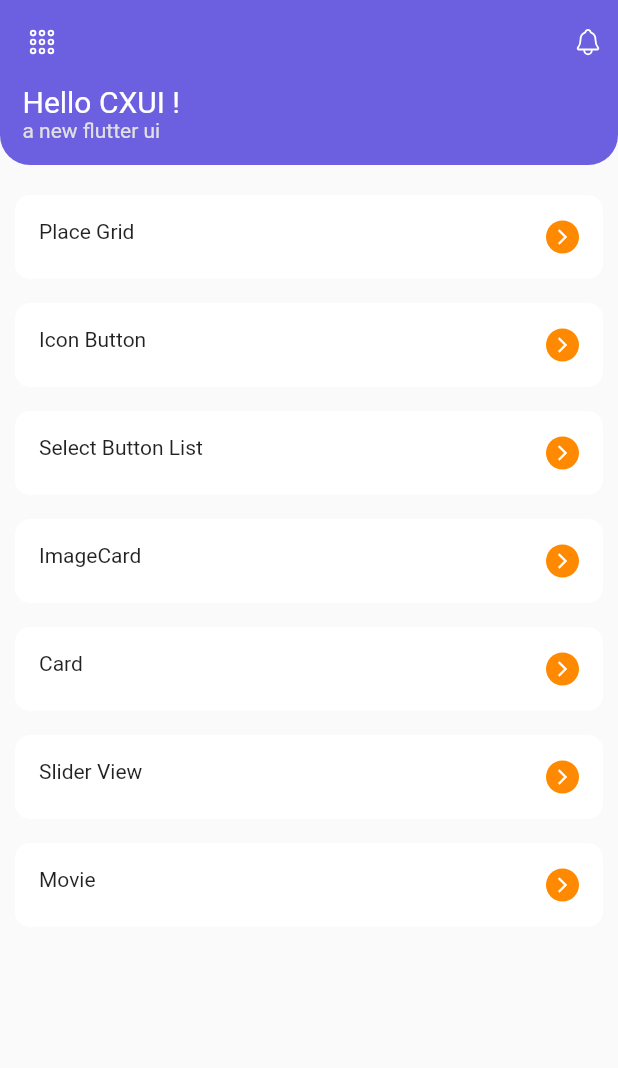
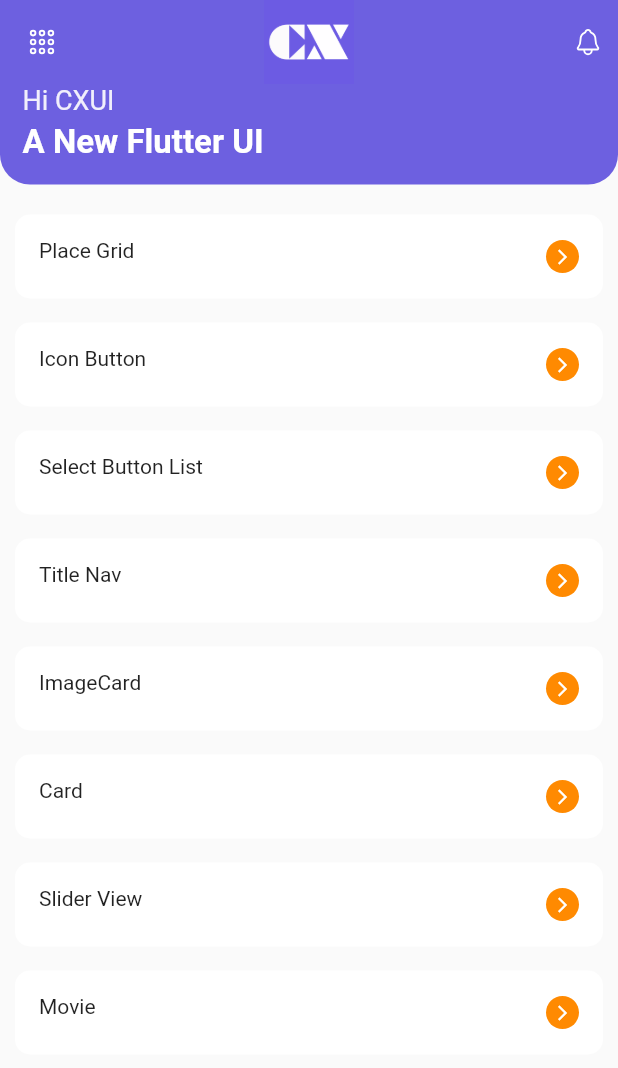
Before and after one commit to keep2zero/flutter_cxui, a Flutter app: the screen it shows after launch, on a phone screen of 412 x 824 dp. Shown: the top 1068 px of the screen. Run offline on Flutter 3.47's test engine with Material 2 defaults, Android fonts, the phone set to English and light mode, and no system bars; our stand-ins replace ionicons.

Commit message:
feat: 优化title_nav

```diff
--- a/lib/main.dart
+++ b/lib/main.dart
@@ -6,6 +6,7 @@ import 'package:flutter_cxui/pages/page_card.dart';
 import 'package:flutter_cxui/pages/page_icon_button.dart';
 import 'package:flutter_cxui/pages/page_place_grid.dart';
 import 'package:flutter_cxui/pages/page_select_button_list.dart';
+import 'package:flutter_cxui/pages/page_title_nav.dart';
 import 'package:ionicons/ionicons.dart';
 
 import 'pages/page_image_card.dart';
@@ -50,13 +51,14 @@ class MyApp extends StatelessWidget {
 
       // },
       routes: {
-        "/place_grid": (context) => PagePlaceGrid(),
-        "/icon_button": (context) => PageIconButton(),
+        "/place_grid": (context) => const PagePlaceGrid(),
+        "/icon_button": (context) => const PageIconButton(),
         "/select_button_list": (context) => const PageSelectButtonList(),
         "/image_card": (context) => const PageImageCard(),
+        "/title_nav": (context) => const PageTitleNav(),
         "/card": (context) => const PageCard(),
-        "/app/movie/home": (context) => PageMovieHome(),
-        "/app/movie/item": (context) => PageMovieItem(),
+        "/app/movie/home": (context) => const PageMovieHome(),
+        "/app/movie/item": (context) => const PageMovieItem(),
       },
       title: 'CXUI',
 
@@ -88,6 +90,7 @@ class _MyHomePageState extends State<MyHomePage> {
     RouteItem("/place_grid", "Place Grid"),
     RouteItem("/icon_button", "Icon Button"),
     RouteItem("/select_button_list", "Select Button List"),
+    RouteItem("/title_nav", "Title Nav"),
     RouteItem("/image_card", "ImageCard"),
     RouteItem("/card", "Card"),
     RouteItem("/slider_view", "Slider View"),
@@ -102,8 +105,11 @@ class _MyHomePageState extends State<MyHomePage> {
         backgroundColor: CxConfig.primary,
         clipBehavior: Clip.antiAlias,
         leading: const Icon(Ionicons.apps_outline, size: 20),
-
-        title: Text(widget.title),
+        centerTitle: true,
+        title: Image.asset(
+          "assets/img/cx-logo.png",
+          width: 60,
+        ),
         actions: const [
           Icon(
             Ionicons.notifications_outline,
@@ -129,20 +135,31 @@ class _MyHomePageState extends State<MyHomePage> {
                   bottomRight: Radius.circular(20),
                 ),
               ),
-              child: Column(
+              child: Row(
+                children: [
+                  Column(
                     crossAxisAlignment: CrossAxisAlignment.start,
                     mainAxisAlignment: MainAxisAlignment.center,
                     children: [
-                  const Text(
-                    "Hello CXUI !",
+                      Text(
+                        "Hi CXUI",
                         style: TextStyle(
-                      fontSize: 20,
-                      color: Colors.white,
+                          fontSize: 18,
+                          color: Colors.white.withAlpha(230),
                         ),
                       ),
+                      const SizedBox(
+                        height: 5,
+                      ),
                       Text(
-                    "a new flutter ui",
-                    style: TextStyle(color: Colors.grey[300]),
+                        "A New Flutter UI",
+                        style: TextStyle(
+                          color: CxConfig.white,
+                          fontWeight: FontWeight.bold,
+                          fontSize: 22,
+                        ),
+                      ),
+                    ],
                   ),
                 ],
               ),
--- a/lib/pages/page_icon_button.dart
+++ b/lib/pages/page_icon_button.dart
@@ -16,7 +16,9 @@ class PageIconButton extends StatelessWidget {
       appBar: AppBar(
         title: const Text("Icon Button"),
       ),
-      body: buildBody(context),
+      body: SingleChildScrollView(
+        child: buildBody(context),
+      ),
     );
   }
 
--- a/lib/pages/page_select_button_list.dart
+++ b/lib/pages/page_select_button_list.dart
@@ -18,7 +18,8 @@ class _PageSelectButtonListState extends State<PageSelectButtonList> {
       appBar: AppBar(
         title: const Text("Select Button List"),
       ),
-      body: Column(
+      body: SingleChildScrollView(
+        child: Column(
           children: [
             CxCard(
               margin: const EdgeInsets.all(10),
@@ -57,6 +58,7 @@ class _PageSelectButtonListState extends State<PageSelectButtonList> {
               ),
             ),
           ],
+        ),
       ),
     );
   }
--- a/pubspec.yaml
+++ b/pubspec.yaml
@@ -62,6 +62,7 @@ flutter:
   # To add assets to your application, add an assets section, like this:
   assets:
       - assets/img/card-img-01.jpg
+      - assets/img/cx-logo.png
   #   - images/a_dot_ham.jpeg
   #components:
   #  - components
```
Also changed, not shown: lib/components/title_nav/title_nav.dart (+29 -10 lines), lib/pages/page_title_nav.dart (added, +66 -0 lines), assets/img/cx-logo.png (added). Lines whose indentation alone changed are shown as unchanged.
